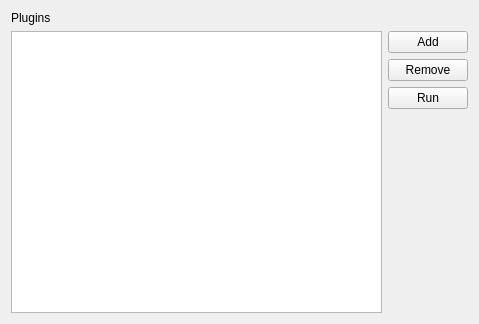
Old version of the form src/settings/pluginoptionsbase.ui in the repository KDE/parley.
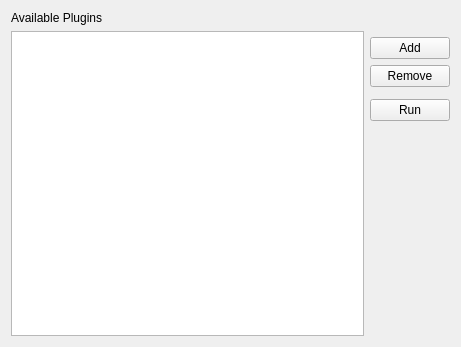
New version of the form.

Commit message: KPluginSelector added in the Settings menu

The edit to the form file:
```diff
--- a/src/settings/pluginoptionsbase.ui
+++ b/src/settings/pluginoptionsbase.ui
@@ -5,8 +5,8 @@
    <rect>
     <x>0</x>
     <y>0</y>
-    <width>479</width>
-    <height>324</height>
+    <width>461</width>
+    <height>347</height>
    </rect>
   </property>
   <property name="windowTitle" >
@@ -16,28 +16,25 @@
    <item row="0" column="0" >
     <widget class="QLabel" name="label" >
      <property name="text" >
-      <string>Plugins</string>
-     </property>
-    </widget>
-   </item>
-   <item rowspan="4" row="1" column="0" >
-    <widget class="QTableWidget" name="tableWidget" />
-   </item>
-   <item row="1" column="1" >
-    <widget class="QPushButton" name="pushButton" >
-     <property name="text" >
-      <string>Add</string>
-     </property>
-    </widget>
-   </item>
-   <item row="2" column="1" >
-    <widget class="QPushButton" name="pushButton_2" >
-     <property name="text" >
-      <string>Remove</string>
+      <string>Available Plugins</string>
      </property>
     </widget>
    </item>
    <item row="4" column="1" >
+    <widget class="QPushButton" name="removeButton" >
+     <property name="text" >
+      <string>Remove</string>
+     </property>
+    </widget>
+   </item>
+   <item row="6" column="1" >
+    <widget class="QPushButton" name="runButton" >
+     <property name="text" >
+      <string>Run</string>
+     </property>
+    </widget>
+   </item>
+   <item row="7" column="1" >
     <spacer name="verticalSpacer" >
      <property name="orientation" >
       <enum>Qt::Vertical</enum>
@@ -50,10 +47,13 @@
      </property>
     </spacer>
    </item>
+   <item rowspan="6" row="2" column="0" >
+    <widget class="QTableView" name="tableView" />
+   </item>
    <item row="3" column="1" >
     <widget class="QPushButton" name="pushButton_3" >
      <property name="text" >
-      <string>Run</string>
+      <string>Add</string>
      </property>
     </widget>
    </item>
```
Left out of the diff: 2 changed lines with no effect on the pictures. The commit also changes 4 other files.
